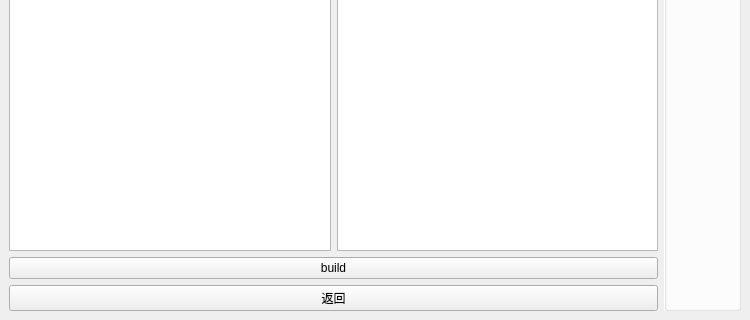
0aibin0/python_pyqt5_learning, file 03_bsp_tools/ui_initcode_builder.ui: the form before one commit; both pictures show x 0 to 750 and y 273 to 593 of the 750 by 593 pixel window.
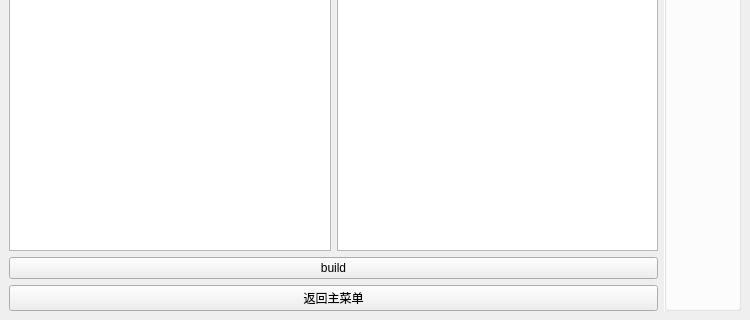
The form after the commit.

Patch:
```diff
--- a/03_bsp_tools/ui_initcode_builder.ui
+++ b/03_bsp_tools/ui_initcode_builder.ui
@@ -37,7 +37,7 @@
       <item>
        <widget class="QPushButton" name="pushButton_2">
         <property name="text">
-         <string>返回</string>
+         <string>返回主菜单</string>
         </property>
        </widget>
       </item>
```
Left out of the diff: 3 changed lines with no effect on the pictures.
